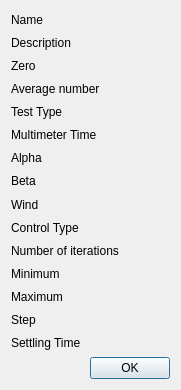
Qt form measurementdetails.ui (froque/AeroIST) before a commit.
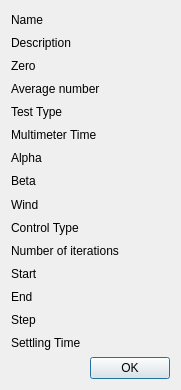
The same form after that commit.

What changed in the file:
```diff
--- a/measurementdetails.ui
+++ b/measurementdetails.ui
@@ -83,14 +83,14 @@
    <item row="11" column="0">
     <widget class="QLabel" name="labelViewMin">
      <property name="text">
-      <string>Minimum</string>
+      <string>Start</string>
      </property>
     </widget>
    </item>
    <item row="12" column="0">
     <widget class="QLabel" name="labelViewMax">
      <property name="text">
-      <string>Maximum</string>
+      <string>End</string>
      </property>
     </widget>
    </item>
```
Left out of the diff: 8 changed lines with no effect on the pictures.
